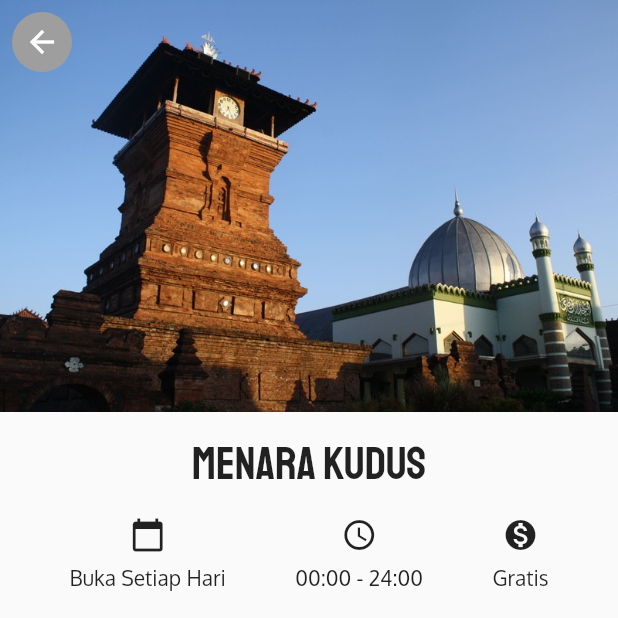
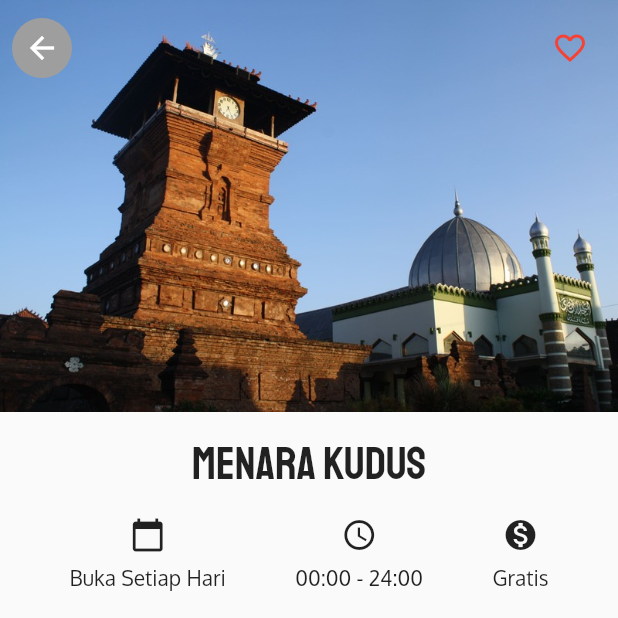
Before and after one commit to nandaarya/wisata_kudus, a Flutter app: the screen it shows after launch, after a tap on "Menara Kudus", on a phone screen of 412 x 824 dp, the top half of it. Run offline on Flutter 3.47's test engine with Material 2 defaults, Android fonts, the light colour scheme and no system bars.

Commit message:
(+) add favorite button

```diff
--- a/lib/detail_screen.dart
+++ b/lib/detail_screen.dart
@@ -21,7 +21,10 @@ class DetailScreen extends StatelessWidget {
                 SafeArea(
                   child: Padding(
                     padding: const EdgeInsets.all(8.0),
-                    child: CircleAvatar(
+                    child: Row(
+                      mainAxisAlignment: MainAxisAlignment.spaceBetween,
+                      children: [
+                        CircleAvatar(
                           backgroundColor: Colors.grey,
                           child: IconButton(
                             icon: Icon(
@@ -32,6 +35,9 @@ class DetailScreen extends StatelessWidget {
                               Navigator.pop(context);
                             },
                           ),
+                        ),
+                        FavoriteButton(),
+                      ]
                     ),
                   ),
                 ),
@@ -118,3 +124,26 @@ class DetailScreen extends StatelessWidget {
     );
   }
 }
+
+class FavoriteButton extends StatefulWidget {
+  @override
+  _FavoriteButtonState createState() => _FavoriteButtonState();
+}
+
+class _FavoriteButtonState extends State<FavoriteButton> {
+  bool isFavorite = false;
+  @override
+  Widget build(BuildContext context) {
+    return IconButton(
+      icon: Icon(
+        isFavorite ? Icons.favorite : Icons.favorite_border,
+        color: Colors.red,
+      ),
+      onPressed: () {
+        setState(() {
+          isFavorite = !isFavorite;
+        });
+      },
+    );
+  }
+}
```
Lines whose indentation alone changed are shown as unchanged.
